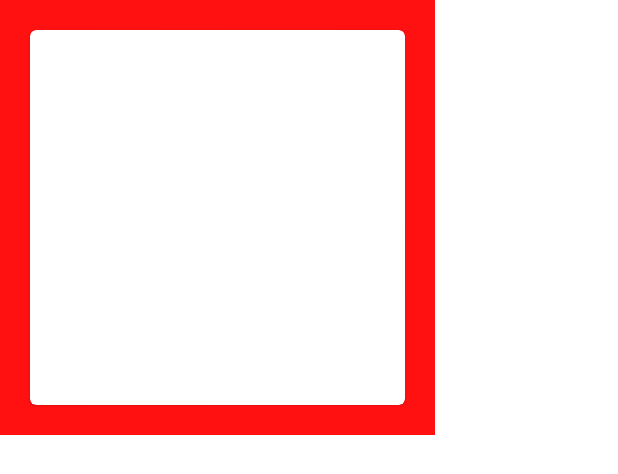
After one commit to mktahmasbi1989/MusicPlayer, an Android app: the layout cards_artist.xml on its own in the app's theme, with its tools: preview values and no code run, on a phone screen of 412 x 824 dp. The commit adds this screen. Shown: the top 474 px of the screen. Run offline under Robolectric (Android 15) with nearby library versions, the phone set to English and light mode, and no system bars.

```diff
--- a/app/src/main/java/com/example/mohamdkazem/musicplayer/PlayerActivity.java
+++ b/app/src/main/java/com/example/mohamdkazem/musicplayer/PlayerActivity.java
@@ -12,6 +12,7 @@ import android.net.Uri;
 import android.os.Bundle;
 import android.view.View;
 import android.widget.Button;
+import android.widget.ImageButton;
 
 import com.example.mohamdkazem.musicplayer.model.Music;
 import com.google.android.material.bottomsheet.BottomSheetBehavior;
@@ -26,7 +27,8 @@ public class PlayerActivity extends SingleFragmentActivity implements ArtistFrag
     private String[] tabTitles={"All","Artist","Album","Favorite"};
     private MusicPlayer musicPlayer;
     private MediaPlayer mediaPlayer;
-    private Button btnPlay;
+    private ImageButton btnPlay;
+
 
     @Override
     public Fragment createFragment() {
--- /dev/null
+++ b/app/src/main/res/layout/cards_artist.xml
@@ -0,0 +1,22 @@
+<?xml version="1.0" encoding="utf-8"?>
+<androidx.appcompat.widget.LinearLayoutCompat xmlns:android="http://schemas.android.com/apk/res/android"
+    xmlns:app="http://schemas.android.com/apk/res-auto"
+    android:orientation="vertical"
+    android:layout_width="wrap_content"
+    android:layout_height="wrap_content"
+    android:background="#ff11"
+
+    >
+    <com.google.android.material.card.MaterialCardView
+        android:id="@+id/idCardView"
+        android:layout_margin="20dp"
+        android:layout_width="250dp"
+        android:layout_height="250dp"
+        app:cardCornerRadius="4dp"
+        app:cardPreventCornerOverlap="false"
+
+        >
+
+    </com.google.android.material.card.MaterialCardView>
+
+</androidx.appcompat.widget.LinearLayoutCompat>
```
Also changed, not shown: app/src/main/java/com/example/mohamdkazem/musicplayer/MusicPlayer.java (+33 -8 lines), app/src/main/res/layout/activity_player.xml (+7 -12 lines).
